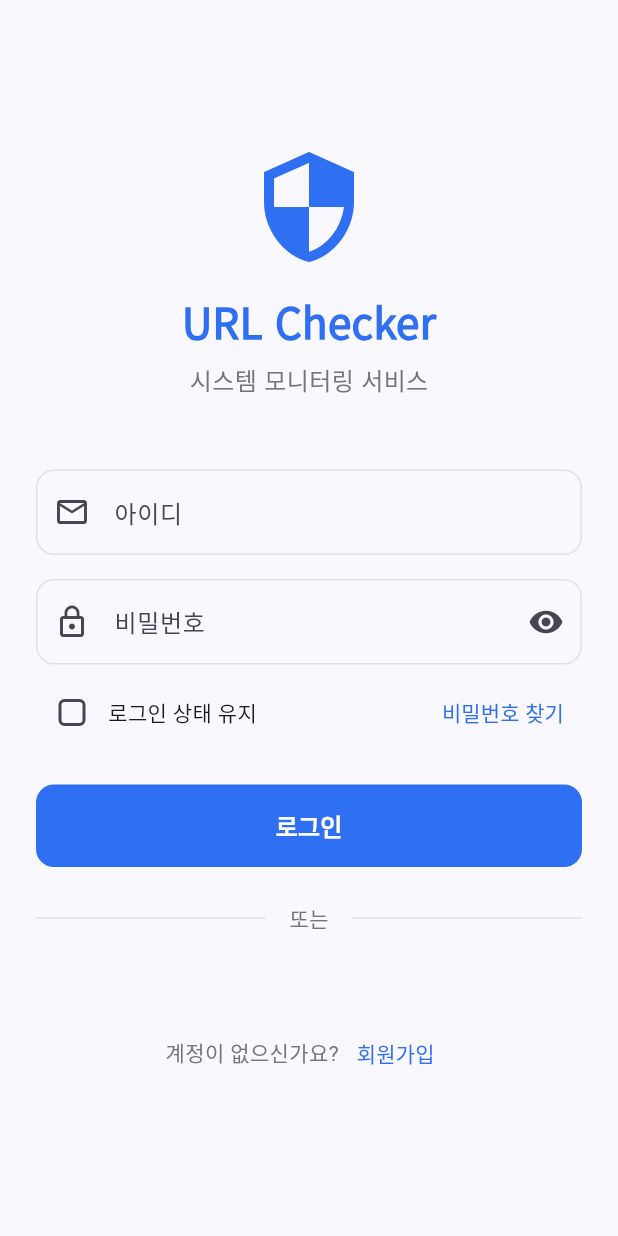
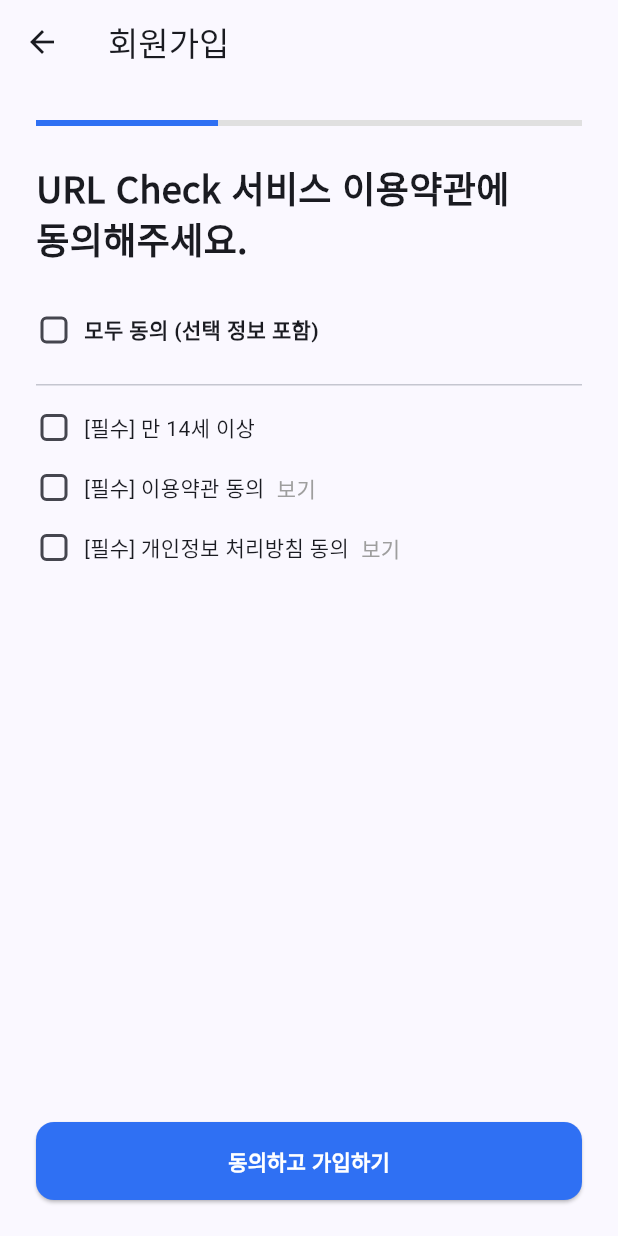
Before and after one commit to J1NWAN/url_check, a Flutter app: the screen it shows after launch, after a tap on "회원가입", on a phone screen of 412 x 824 dp. Run offline on Flutter 3.47's test engine with Material 3 defaults, Android fonts, the phone set to English and light mode, and no system bars; our stand-ins replace cloud_firestore, dropdown_button2, firebase_core, fl_chart, flutter_riverpod, freezed_annotation and 4 more; accounts and stored records are empty; generated files the repository leaves out were written again.

Commit message:
feat: 회원가입 화면 추가
- 총 3단계의 회원가입 화면으로 구성
- 1단계: 서비스 이용약관 동의 화면
- 2단계: 회원정보 입력 화면
- 3단계: 로그인에 사용할 정보 입력 화면

```diff
--- a/lib/core/router/app_router.dart
+++ b/lib/core/router/app_router.dart
@@ -1,8 +1,9 @@
 import 'package:go_router/go_router.dart';
 import 'package:flutter_riverpod/flutter_riverpod.dart';
 import 'package:url_check/core/layout/main_layout.dart';
+import 'package:url_check/features/auth/view/signup_screen.dart';
 import 'package:url_check/features/home/view/home_screen.dart';
-import 'package:url_check/features/login/view/login_screen.dart';
+import 'package:url_check/features/auth/view/login_screen.dart';
 import 'package:url_check/features/system/model/system_model.dart';
 import 'package:url_check/features/system/view/tab/view/monitoring_detail_screen.dart';
 import 'package:url_check/features/system/view/system_screen.dart';
@@ -19,6 +20,13 @@ final routerProvider = Provider((ref) {
         pageBuilder: (context, state) => CustomPageTransition.noTransition(
           key: state.pageKey,
           child: const LoginScreen(),
+        ),
+      ),
+      GoRoute(
+        path: '/signup',
+        pageBuilder: (context, state) => CustomPageTransition.fadeTransition(
+          key: state.pageKey,
+          child: const SignupScreen(),
         ),
       ),
       ShellRoute(
--- a/lib/features/login/view/login_screen.dart
+++ b/lib/features/auth/view/login_screen.dart
@@ -3,7 +3,6 @@ import 'package:flutter_riverpod/flutter_riverpod.dart';
 import 'package:go_router/go_router.dart';
 import 'package:google_fonts/google_fonts.dart';
 import 'package:url_check/core/theme/theme_view_model.dart';
-import 'package:url_check/core/theme/app_theme.dart';
 
 class LoginScreen extends ConsumerStatefulWidget {
   const LoginScreen({super.key});
@@ -263,6 +262,7 @@ class _LoginScreenState extends ConsumerState<LoginScreen> {
                         TextButton(
                           onPressed: () {
                             // 회원가입 화면으로 이동
+                            context.go('/signup');
                           },
                           child: const Text('회원가입'),
                         ),
--- /dev/null
+++ b/lib/features/auth/view/signup_screen.dart
@@ -0,0 +1,227 @@
+import 'package:flutter/material.dart';
+import 'package:flutter_riverpod/flutter_riverpod.dart';
+import 'package:go_router/go_router.dart';
+import 'package:google_fonts/google_fonts.dart';
+import 'package:url_check/core/theme/custom_text_theme.dart';
+import 'package:url_check/core/toast/custom_toast.dart';
+import 'package:url_check/core/toast/enum/toast_type.dart';
+import 'package:url_check/features/auth/view/step/signup_terms_step.dart';
+import 'package:url_check/features/auth/view/step/signup_profile_step.dart';
+import 'package:url_check/features/auth/view/step/signup_credentials_step.dart';
+
+class SignupScreen extends ConsumerStatefulWidget {
+  const SignupScreen({super.key});
+
+  @override
+  ConsumerState<SignupScreen> createState() => _SignupScreenState();
+}
+
+class _SignupScreenState extends ConsumerState<SignupScreen> {
+  // 현재 단계를 추적하는 변수
+  int _currentStep = 0;
+
+  // 폼 키와 컨트롤러
+  final _formKey = GlobalKey<FormState>();
+  final _nameController = TextEditingController();
+  final _emailController = TextEditingController();
+  final _idController = TextEditingController();
+  final _passwordController = TextEditingController();
+  final _confirmPasswordController = TextEditingController();
+
+  // 약관 동의 여부
+  bool _agreeToAll = false;
+  bool _agreeToTerms = false;
+  bool _agreeToAge = false;
+  bool _agreeToPersonalInfo = false;
+
+  @override
+  void dispose() {
+    _nameController.dispose();
+    _emailController.dispose();
+    _idController.dispose();
+    _passwordController.dispose();
+    _confirmPasswordController.dispose();
+    super.dispose();
+  }
+
+  // 다음 단계로 이동
+  void _nextStep() {
+    if (_currentStep == 0 && (!_agreeToTerms || !_agreeToAge || !_agreeToPersonalInfo)) {
+      CustomToast.show(context, '필수 약관에 모두 동의해주세요', type: ToastType.error);
+      return;
+    }
+
+    if (_currentStep == 1) {
+      if (_nameController.text.isEmpty) {
+        CustomToast.show(context, '이름을 입력해주세요', type: ToastType.error);
+        return;
+      }
+      if (_emailController.text.isEmpty) {
+        CustomToast.show(context, '이메일을 입력해주세요', type: ToastType.error);
+        return;
+      }
+    }
+
+    if (_currentStep < 2) {
+      setState(() {
+        _currentStep++;
+      });
+    } else {
+      _completeSignup();
+    }
+  }
+
+  // 이전 단계로 이동
+  void _previousStep() {
+    if (_currentStep > 0) {
+      setState(() {
+        _currentStep--;
+      });
+    } else {
+      context.go('/login');
+    }
+  }
+
+  // 회원가입 완료
+  void _completeSignup() {
+    if (_idController.text.isEmpty) {
+      CustomToast.show(context, '아이디를 입력해주세요', type: ToastType.error);
+      return;
+    }
+
+    if (_passwordController.text.isEmpty) {
+      CustomToast.show(context, '비밀번호를 입력해주세요', type: ToastType.error);
+      return;
+    }
+
+    if (_passwordController.text != _confirmPasswordController.text) {
+      CustomToast.show(context, '비밀번호가 일치하지 않습니다', type: ToastType.error);
+      return;
+    }
+
+    // 회원가입 로직 구현
+    // 성공 시 로그인 화면으로 이동
+    CustomToast.show(context, '회원가입이 완료되었습니다', type: ToastType.success);
+
+    context.go('/login');
+  }
+
+  // 모든 동의 상태 업데이트
+  void _updateAllAgreement(bool value) {
+    setState(() {
+      _agreeToAll = value;
+      _agreeToTerms = value;
+      _agreeToAge = value;
+      _agreeToPersonalInfo = value;
+    });
+  }
+
+  // 개별 동의 상태 업데이트
+  void _updateAgreement(String type, bool value) {
+    setState(() {
+      switch (type) {
+        case 'terms':
+          _agreeToTerms = value;
+          break;
+        case 'age':
+          _agreeToAge = value;
+          break;
+        case 'personal':
+          _agreeToPersonalInfo = value;
+          break;
+      }
+
+      // 모든 약관 동의 상태 업데이트
+      _agreeToAll = _agreeToTerms && _agreeToAge && _agreeToPersonalInfo;
+    });
+  }
+
+  @override
+  Widget build(BuildContext context) {
+    final theme = Theme.of(context);
+
+    return Scaffold(
+      appBar: AppBar(
+        title: const Text('회원가입'),
+        leading: IconButton(
+          icon: const Icon(Icons.arrow_back),
+          onPressed: _previousStep,
+        ),
+      ),
+      body: SafeArea(
+        child: Padding(
+          padding: const EdgeInsets.all(24.0),
+          child: Column(
+            crossAxisAlignment: CrossAxisAlignment.stretch,
+            children: [
+              // 진행 상태 표시
+              LinearProgressIndicator(
+                value: (_currentStep + 1) / 3,
+                backgroundColor: Colors.grey[300],
+                color: theme.colorScheme.primary,
+              ),
+              const SizedBox(height: 24),
+
+              // 단계별 화면
+              Expanded(
+                child: SingleChildScrollView(
+                  child: _buildCurrentStep(theme),
+                ),
+              ),
+
+              // 다음 버튼
+              ElevatedButton(
+                onPressed: _nextStep,
+                style: ElevatedButton.styleFrom(
+                  backgroundColor: theme.colorScheme.primary,
+                  foregroundColor: Colors.white,
+                  padding: const EdgeInsets.symmetric(vertical: 16),
+                  shape: RoundedRectangleBorder(
+                    borderRadius: BorderRadius.circular(12),
+                  ),
+                ),
+                child: Text(
+                  _currentStep == 0 ? '동의하고 가입하기' : (_currentStep == 2 ? '완료' : '다음'),
+                  style: GoogleFonts.notoSansKr(
+                    fontSize: CustomTextTheme.theme.bodyMedium?.fontSize,
+                    fontWeight: FontWeight.bold,
+                  ),
+                ),
+              ),
+            ],
+          ),
+        ),
+      ),
+    );
+  }
+
+  // 현재 단계에 맞는 화면 반환
+  Widget _buildCurrentStep(ThemeData theme) {
+    switch (_currentStep) {
+      case 0:
+        return SignupTermsStep(
+          agreeToAll: _agreeToAll,
+          agreeToTerms: _agreeToTerms,
+          agreeToAge: _agreeToAge,
+          agreeToPersonalInfo: _agreeToPersonalInfo,
+          onAllAgreementChanged: _updateAllAgreement,
+          onAgreementChanged: _updateAgreement,
+        );
+      case 1:
+        return SignupProfileStep(
+          nameController: _nameController,
+          emailController: _emailController,
+          theme: theme,
+        );
+      case 2:
+        return SignupCredentialsStep(
+          idController: _idController,
+          passwordController: _passwordController,
+          confirmPasswordController: _confirmPasswordController,
+          theme: theme,
+        );
+      default:
+        return Container();
+    }
+  }
+}
--- /dev/null
+++ b/lib/features/auth/view/step/signup_terms_step.dart
@@ -0,0 +1,107 @@
+import 'package:flutter/material.dart';
+import 'package:google_fonts/google_fonts.dart';
+import 'package:url_check/core/theme/custom_text_theme.dart';
+import 'package:url_check/features/auth/widget/signup_widget.dart';
+
+class SignupTermsStep extends StatelessWidget {
+  final bool agreeToAll;
+  final bool agreeToTerms;
+  final bool agreeToAge;
+  final bool agreeToPersonalInfo;
+  final Function(bool) onAllAgreementChanged;
+  final Function(String, bool) onAgreementChanged;
+
+  const SignupTermsStep({
+    super.key,
+    required this.agreeToAll,
+    required this.agreeToTerms,
+    required this.agreeToAge,
+    required this.agreeToPersonalInfo,
+    required this.onAllAgreementChanged,
+    required this.onAgreementChanged,
+  });
+
+  @override
+  Widget build(BuildContext context) {
+    return Column(
+      crossAxisAlignment: CrossAxisAlignment.start,
+      children: [
+        Text(
+          'URL Check 서비스 이용약관에\n동의해주세요.',
+          style: GoogleFonts.notoSansKr(
+            fontSize: CustomTextTheme.theme.displaySmall?.fontSize,
+            fontWeight: FontWeight.bold,
+          ),
+        ),
+        const SizedBox(height: 32),
+
+        // 모두 동의 체크박스
+        Row(
+          children: [
+            SizedBox(
+              width: 24,
+              height: 24,
+              child: Checkbox(
+                value: agreeToAll,
+                onChanged: (value) => onAllAgreementChanged(value ?? false),
+                shape: RoundedRectangleBorder(
+                  borderRadius: BorderRadius.circular(4),
+                ),
+              ),
+            ),
+            const SizedBox(width: 8),
+            Text(
+              '모두 동의 (선택 정보 포함)',
+              style: TextStyle(
+                fontWeight: FontWeight.bold,
+                fontSize: CustomTextTheme.theme.bodyMedium?.fontSize,
+              ),
+            ),
+          ],
+        ),
+
+        const SizedBox(height: 24),
+        const Divider(height: 1),
+        const SizedBox(height: 16),
+
+        // 만 14세 이상 동의
+        SignupCheckboxItem(
+          value: agreeToAge,
+          onChanged: (value) => onAgreementChanged('age', value ?? false),
+          text: '[필수] 만 14세 이상',
+          isRequired: true,
+        ),
+
+        const SizedBox(height: 16),
+
+        // 이용약관 동의
+        SignupCheckboxItem(
+          value: agreeToTerms,
+          onChanged: (value) => onAgreementChanged('terms', value ?? false),
+          text: '[필수] 이용약관 동의',
+          isRequired: true,
+          showViewButton: true,
+          onViewPressed: () {
+            // 이용약관 보기 기능
+          },
+        ),
+
+        const SizedBox(height: 16),
+
+        // 개인정보 처리방침 동의
+        SignupCheckboxItem(
+          value: agreeToPersonalInfo,
+          onChanged: (value) => onAgreementChanged('personal', value ?? false),
+          text: '[필수] 개인정보 처리방침 동의',
+          isRequired: true,
+          showViewButton: true,
+          onViewPressed: () {
+            // 개인정보 처리방침 보기 기능
+          },
+        ),
+
+        const SizedBox(height: 16),
+      ],
+    );
+  }
+}
--- /dev/null
+++ b/lib/features/auth/widget/signup_widget.dart
@@ -0,0 +1,57 @@
+import 'package:flutter/material.dart';
+import 'package:url_check/core/theme/custom_text_theme.dart';
+
+class SignupCheckboxItem extends StatelessWidget {
+  final bool value;
+  final ValueChanged<bool?> onChanged;
+  final String text;
+  final bool isRequired;
+  final bool showViewButton;
+  final VoidCallback? onViewPressed;
+
+  const SignupCheckboxItem({
+    super.key,
+    required this.value,
+    required this.onChanged,
+    required this.text,
+    required this.isRequired,
+    this.showViewButton = false,
+    this.onViewPressed,
+  });
+
+  @override
+  Widget build(BuildContext context) {
+    return Row(
+      children: [
+        SizedBox(
+          width: 24,
+          height: 24,
+          child: Checkbox(
+            value: value,
+            onChanged: onChanged,
+            shape: RoundedRectangleBorder(
+              borderRadius: BorderRadius.circular(4),
+            ),
+          ),
+        ),
+        const SizedBox(width: 8),
+        Text(
+          text,
+          style: TextStyle(fontSize: CustomTextTheme.theme.bodyMedium?.fontSize),
+        ),
+        const SizedBox(width: 8),
+        if (showViewButton)
+          InkWell(
+            onTap: onViewPressed,
+            child: Text(
+              '보기',
+              style: TextStyle(
+                color: Colors.grey,
+                fontSize: CustomTextTheme.theme.bodyMedium?.fontSize,
+              ),
+            ),
+          ),
+      ],
+    );
+  }
+}
```
Also changed, not shown: lib/features/auth/view/step/signup_credentials_step.dart (added, +162 -0 lines), lib/features/auth/view/step/signup_profile_step.dart (added, +95 -0 lines).
